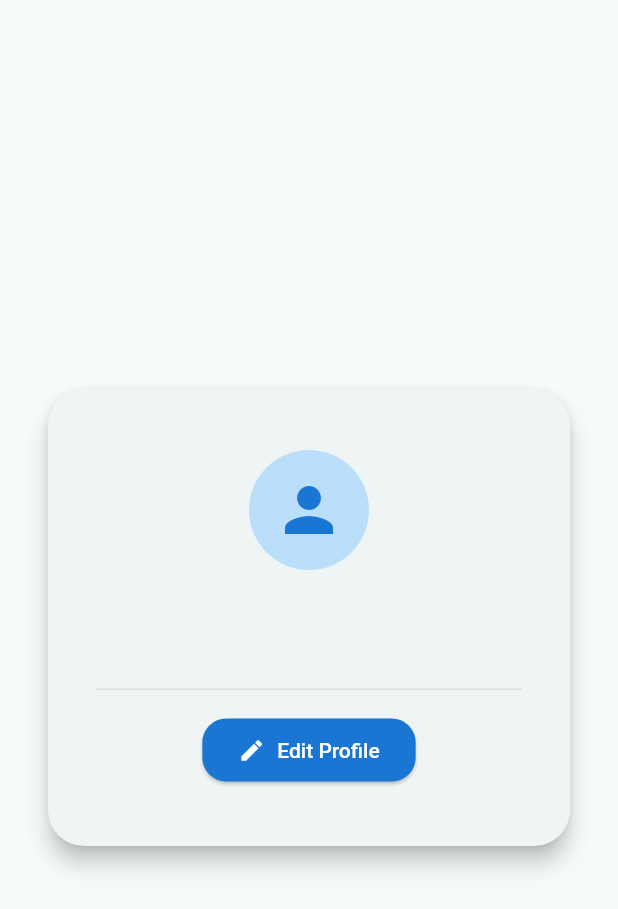
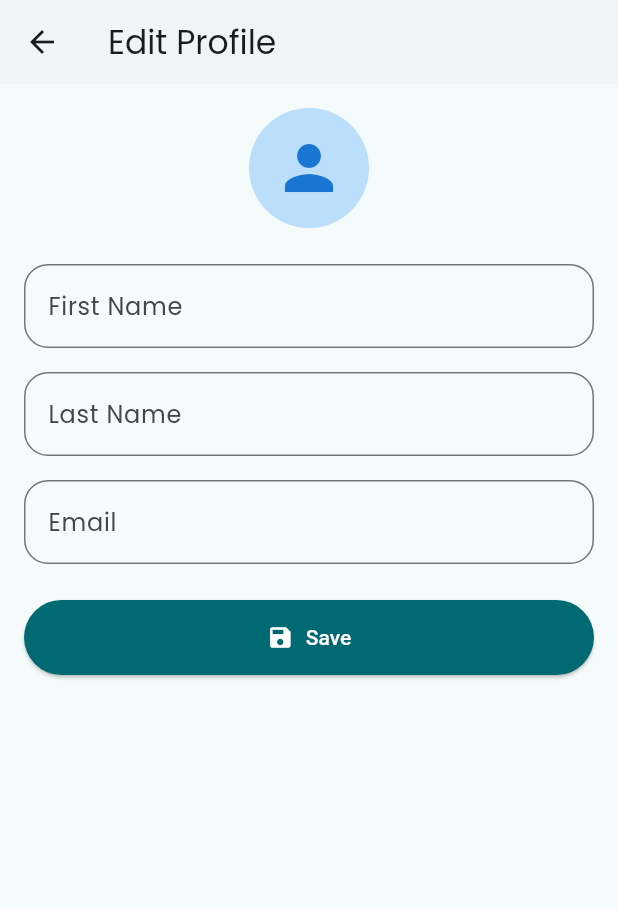
Before and after one commit to faruqonaayo/ethircle_blk_app, a Flutter app: the ProfileScreen screen opened directly, on a phone screen of 412 x 824 dp. Shown: the top 909 px of the screen. Run offline on Flutter 3.47's test engine with Material 3 defaults, Android fonts, the phone set to English and light mode, and no system bars; our stand-ins replace cloud_firestore, firebase_auth, firebase_core, fl_chart, flutter_colorpicker, flutter_map and 7 more; missing offline and left inert: cloudinary_url_gen; accounts and stored records are empty.

```diff
--- a/lib/screens/profile_screen.dart
+++ b/lib/screens/profile_screen.dart
@@ -1,20 +1,50 @@
-import 'package:firebase_auth/firebase_auth.dart';
 import 'package:flutter/material.dart';
+import 'package:flutter_riverpod/flutter_riverpod.dart';
 
-class ProfileScreen extends StatelessWidget {
+import 'package:ethircle_blk_app/providers/user_provider.dart';
+
+class ProfileScreen extends ConsumerStatefulWidget {
   const ProfileScreen({super.key});
 
   @override
+  ConsumerState<ProfileScreen> createState() => _ProfileScreenState();
+}
+
+class _ProfileScreenState extends ConsumerState<ProfileScreen> {
+  final _formKey = GlobalKey<FormState>();
+  late String _firstName;
+  late String _lastName;
+  late String _email;
+
+  @override
+  void initState() {
+    super.initState();
+    final userData = ref.read(userProvider);
+    _email = userData?.email ?? "";
+    _firstName = userData?.firstName ?? "";
+    _lastName = userData?.lastName ?? "";
+  }
+
+  void _saveProfile() {
+    if (_formKey.currentState?.validate() ?? false) {
+      _formKey.currentState?.save();
+      // Save logic here
+
+      ScaffoldMessenger.of(
+        context,
+      ).showSnackBar(const SnackBar(content: Text('Profile updated!')));
+    }
+  }
+
+  @override
   Widget build(BuildContext context) {
-    final email = FirebaseAuth.instance.currentUser?.email ?? "No email";
-
-    return Center(
-      child: Card(
-        elevation: 6,
-        shape: RoundedRectangleBorder(borderRadius: BorderRadius.circular(24)),
-        margin: const EdgeInsets.symmetric(horizontal: 32, vertical: 24),
-        child: Padding(
-          padding: const EdgeInsets.symmetric(vertical: 40, horizontal: 32),
+    return Scaffold(
+      appBar: AppBar(title: const Text('Edit Profile')),
+      body: ListView(
+        padding: EdgeInsets.all(16),
+        children: [
+          Form(
+            key: _formKey,
             child: Column(
               mainAxisSize: MainAxisSize.min,
               children: [
@@ -24,41 +54,57 @@ class ProfileScreen extends StatelessWidget {
                   child: Icon(Icons.person, size: 48, color: Colors.blue[700]),
                 ),
                 const SizedBox(height: 24),
-              Text(
-                email,
-                style: const TextStyle(
-                  fontSize: 22,
-                  fontWeight: FontWeight.w600,
-                  color: Colors.black87,
+                TextFormField(
+                  initialValue: _firstName,
+                  decoration: InputDecoration(
+                    labelText: 'First Name',
+                    border: OutlineInputBorder(
+                      borderRadius: BorderRadius.circular(16),
                     ),
-                textAlign: TextAlign.center,
+                  ),
+                  validator: (value) => value == null || value.isEmpty
+                      ? 'Enter first name'
+                      : null,
+                  onSaved: (value) => _firstName = value ?? '',
                 ),
                 const SizedBox(height: 16),
-              Container(
-                height: 1,
-                color: Colors.grey[300],
-                margin: const EdgeInsets.symmetric(vertical: 8),
-              ),
-              const SizedBox(height: 8),
-              ElevatedButton.icon(
-                onPressed: () {},
-                icon: const Icon(Icons.edit),
-                label: const Text('Edit Profile'),
-                style: ElevatedButton.styleFrom(
-                  backgroundColor: Colors.blue[700],
-                  foregroundColor: Colors.white,
-                  shape: RoundedRectangleBorder(
+                TextFormField(
+                  initialValue: _lastName,
+                  decoration: InputDecoration(
+                    labelText: 'Last Name',
+                    border: OutlineInputBorder(
                       borderRadius: BorderRadius.circular(16),
                     ),
-                  padding: const EdgeInsets.symmetric(
-                    horizontal: 24,
-                    vertical: 12,
                   ),
+                  validator: (value) =>
+                      value == null || value.isEmpty ? 'Enter last name' : null,
+                  onSaved: (value) => _lastName = value ?? '',
+                ),
+                const SizedBox(height: 16),
+                TextFormField(
+                  initialValue: _email,
+                  readOnly: true,
+                  decoration: InputDecoration(
+                    labelText: 'Email',
+                    border: OutlineInputBorder(
+                      borderRadius: BorderRadius.circular(16),
+                    ),
+                  ),
+                ),
+                const SizedBox(height: 24),
+                SizedBox(
+                  width: double.infinity,
+                  child: ElevatedButton.icon(
+                    onPressed: _saveProfile,
+                    icon: const Icon(Icons.save),
+                    label: const Text('Save'),
+                    style: ElevatedButton.styleFrom(),
                   ),
                 ),
               ],
             ),
           ),
+        ],
       ),
     );
   }
```
Also changed, not shown: lib/screens/app_layout.dart (+4 -4 lines), lib/screens/settings_screen.dart (added, +145 -0 lines). Lines whose indentation alone changed are shown as unchanged.
